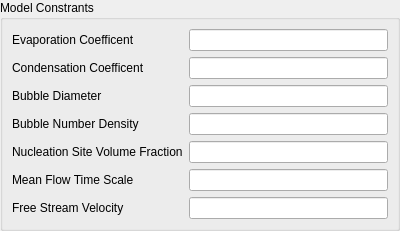
This is baramFlow/view/setup/cell_zone_conditions/cavitation_constants_widget.ui in nextfoam/baram as Qt 5 draws it before an edit. The edited form follows.
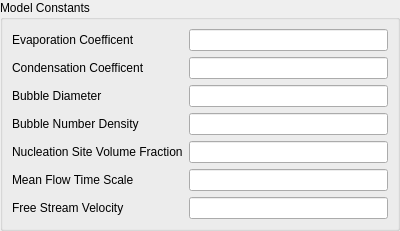
This is the edited form.

Commit message: Korean translation by bykim

```diff
--- a/baramFlow/view/setup/cell_zone_conditions/cavitation_constants_widget.ui
+++ b/baramFlow/view/setup/cell_zone_conditions/cavitation_constants_widget.ui
@@ -29,7 +29,7 @@
    <item>
     <widget class="QGroupBox" name="groupBox">
      <property name="title">
-      <string>Model Constrants</string>
+      <string>Model Constants</string>
      </property>
      <layout class="QFormLayout" name="constantsLayout">
       <item row="0" column="0">
```
The commit also changes 1 other file.
